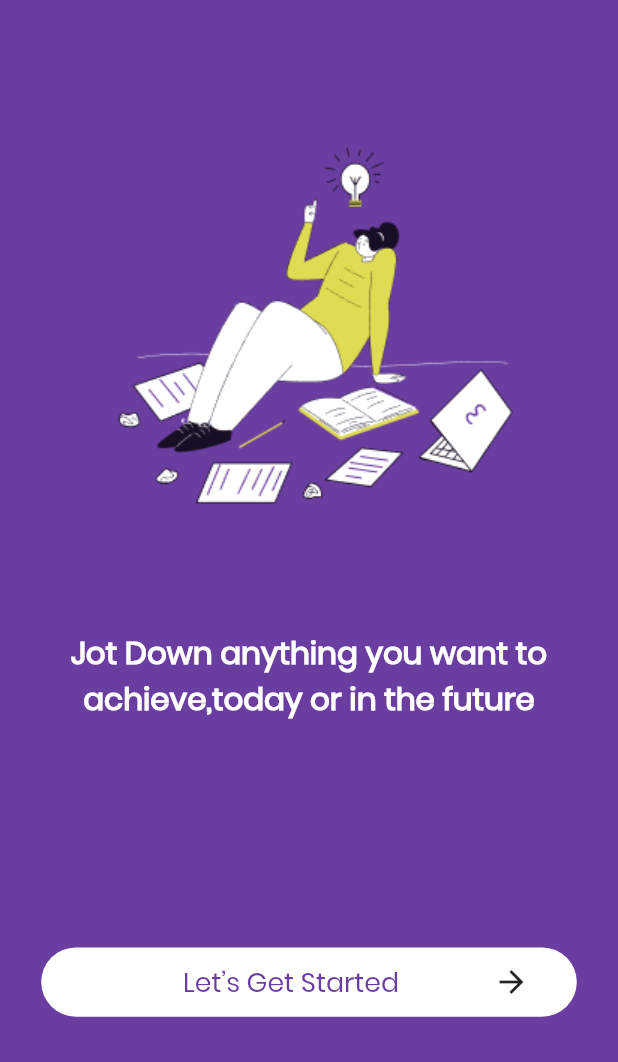
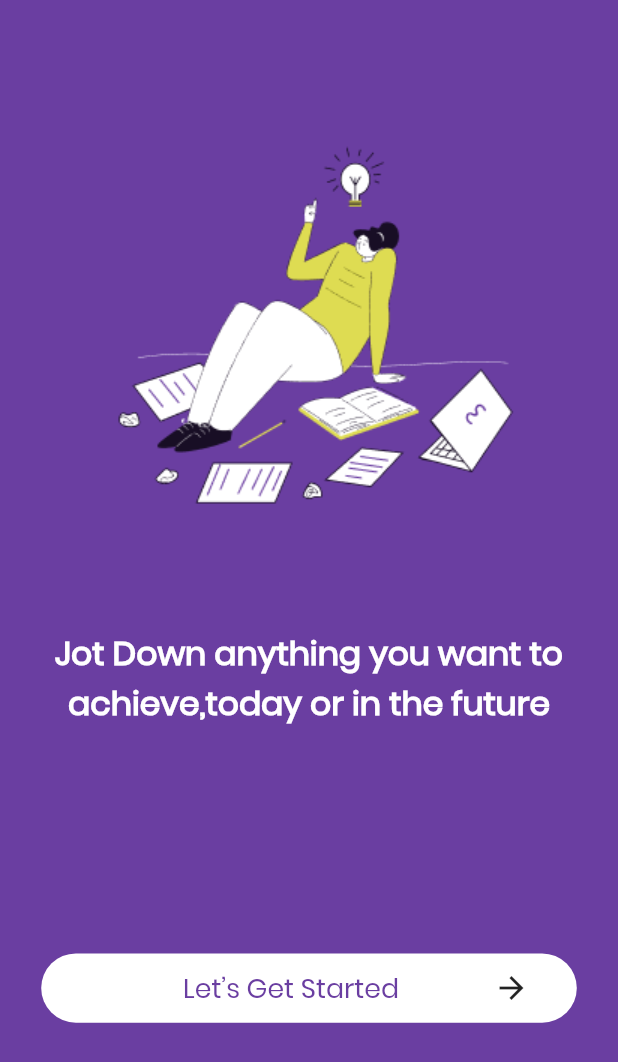
Before and after one commit to Ramzan01Muhammad/notes_ramzan, a Flutter app: the Onboradingscreen screen opened directly, on a phone screen of 412 x 824 dp. Shown: the top 1062 px of the screen. Run offline on Flutter 3.47's test engine with Material 2 defaults, Android fonts, the phone set to English and light mode, and no system bars; our stand-ins replace sizer.

Commit message:
initial commit

```diff
--- a/lib/views/screen/onboardin_screen.dart
+++ b/lib/views/screen/onboardin_screen.dart
@@ -29,7 +29,7 @@ class Onboradingscreen extends StatelessWidget {
                 'Jot Down anything you want to achieve,today or in the future',
                 style: TextStyle(
                     fontFamily: 'poppins',
-                    fontSize: 15.sp,
+                    fontSize: 16.sp,
                     color: MyColor.whitecolor,
                     fontWeight: FontWeight.w700),
                 textAlign: TextAlign.center,
```
